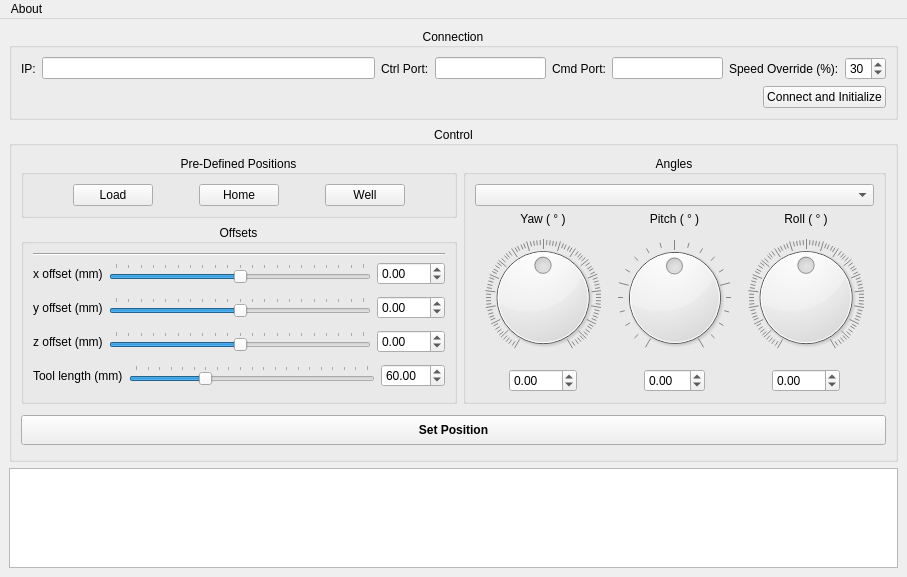
Old version of the form mainwindow.ui in the repository rookidroid/armstrong.
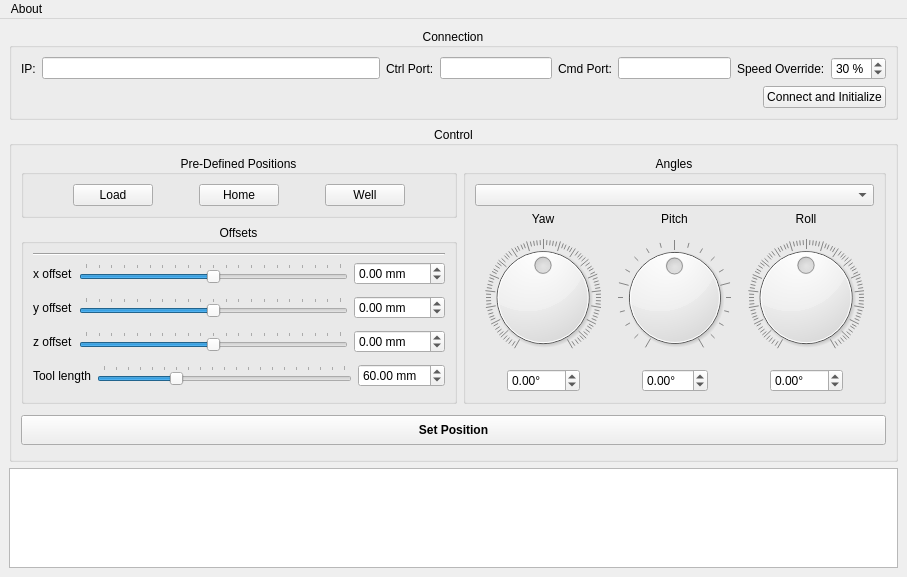
New version of the form. Icons and pictures are not drawn.

What changed in the file:
```diff
--- a/mainwindow.ui
+++ b/mainwindow.ui
@@ -113,12 +113,15 @@
            <item>
             <widget class="QLabel" name="label_speed">
              <property name="text">
-              <string>Speed Override (%):</string>
+              <string>Speed Override:</string>
              </property>
             </widget>
            </item>
            <item>
             <widget class="QSpinBox" name="spinBox_speed">
+             <property name="suffix">
+              <string> %</string>
+             </property>
              <property name="minimum">
               <number>5</number>
              </property>
@@ -296,7 +299,7 @@
                   <item>
                    <widget class="QLabel" name="label_x">
                     <property name="text">
-                     <string>x offset (mm)</string>
+                     <string>x offset</string>
                     </property>
                    </widget>
                   </item>
@@ -318,6 +321,9 @@
                   </item>
                   <item>
                    <widget class="QDoubleSpinBox" name="doubleSpinBox_x">
+                    <property name="suffix">
+                     <string> mm</string>
+                    </property>
                     <property name="minimum">
                      <double>-100.000000000000000</double>
                     </property>
@@ -349,7 +355,7 @@
                   <item>
                    <widget class="QLabel" name="label_y">
                     <property name="text">
-                     <string>y offset (mm)</string>
+                     <string>y offset</string>
                     </property>
                    </widget>
                   </item>
@@ -374,6 +380,9 @@
                   </item>
                   <item>
                    <widget class="QDoubleSpinBox" name="doubleSpinBox_y">
+                    <property name="suffix">
+                     <string> mm</string>
+                    </property>
                     <property name="minimum">
                      <double>-100.000000000000000</double>
                     </property>
@@ -405,7 +414,7 @@
                   <item>
                    <widget class="QLabel" name="label_z">
                     <property name="text">
-                     <string>z offset (mm)</string>
+                     <string>z offset</string>
                     </property>
                    </widget>
                   </item>
@@ -427,6 +436,9 @@
                   </item>
                   <item>
                    <widget class="QDoubleSpinBox" name="doubleSpinBox_z">
+                    <property name="suffix">
+                     <string> mm</string>
+                    </property>
                     <property name="minimum">
                      <double>-100.000000000000000</double>
                     </property>
@@ -458,7 +470,7 @@
                   <item>
                    <widget class="QLabel" name="label_tool">
                     <property name="text">
-                     <string>Tool length (mm)</string>
+                     <string>Tool length</string>
                     </property>
                    </widget>
                   </item>
@@ -480,6 +492,9 @@
                   </item>
                   <item>
                    <widget class="QDoubleSpinBox" name="doubleSpinBox_tool">
+                    <property name="suffix">
+                     <string> mm</string>
+                    </property>
                     <property name="maximum">
                      <double>200.000000000000000</double>
                     </property>
@@ -546,7 +561,7 @@
                   <item>
                    <widget class="QLabel" name="label_az">
                     <property name="text">
-                     <string>Yaw ( ° )</string>
+                     <string>Yaw</string>
                     </property>
                     <property name="alignment">
                      <set>Qt::AlignCenter</set>
@@ -592,6 +607,9 @@
                     </item>
                     <item>
                      <widget class="QDoubleSpinBox" name="doubleSpinBox_az">
+                      <property name="suffix">
+                       <string>°</string>
+                      </property>
                       <property name="minimum">
                        <double>-180.000000000000000</double>
                       </property>
@@ -638,7 +656,7 @@
                   <item>
                    <widget class="QLabel" name="label_el">
                     <property name="text">
-                     <string>Pitch ( ° )</string>
+                     <string>Pitch</string>
                     </property>
                     <property name="alignment">
                      <set>Qt::AlignCenter</set>
@@ -684,6 +702,9 @@
                     </item>
                     <item>
                      <widget class="QDoubleSpinBox" name="doubleSpinBox_el">
+                      <property name="suffix">
+                       <string>°</string>
+                      </property>
                       <property name="minimum">
                        <double>-40.000000000000000</double>
                       </property>
@@ -730,7 +751,7 @@
                   <item>
                    <widget class="QLabel" name="label_roll">
                     <property name="text">
-                     <string>Roll ( ° )</string>
+                     <string>Roll</string>
                     </property>
                     <property name="alignment">
                      <set>Qt::AlignCenter</set>
@@ -773,6 +794,9 @@
                     </item>
                     <item>
                      <widget class="QDoubleSpinBox" name="doubleSpinBox_roll">
+                      <property name="suffix">
+                       <string>°</string>
+                      </property>
                       <property name="minimum">
                        <double>-180.000000000000000</double>
                       </property>
```
